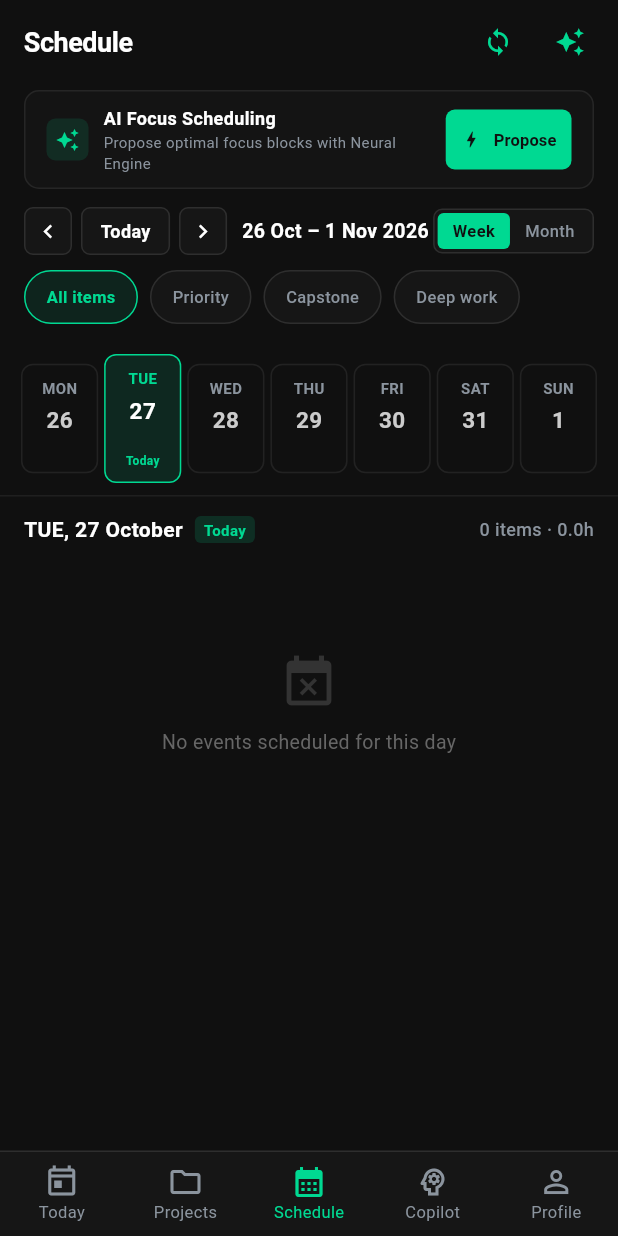
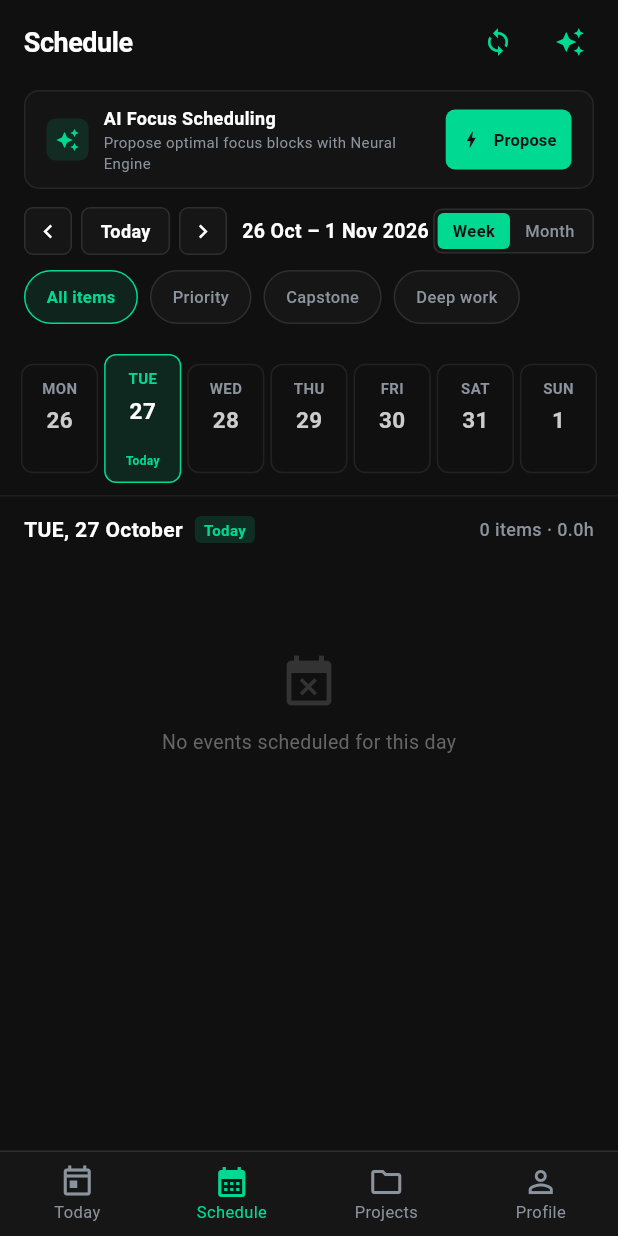
Before and after one commit to Capstone-GFA26SE116/Mobile, a Flutter app: the MainShellScreen screen opened directly, after a tap on "Weekly Schedule →", on a phone screen of 412 x 824 dp. Run offline on Flutter 3.47's test engine with Material 3 defaults, Android fonts, the phone set to English and light mode, and no system bars; our stand-ins replace dio, flutter_secure_storage, font_awesome_flutter, google_sign_in; accounts and stored records are empty; network calls fail.

```diff
--- a/lib/features/home/screens/main_shell_screen.dart
+++ b/lib/features/home/screens/main_shell_screen.dart
@@ -1,6 +1,5 @@
 import 'package:flutter/material.dart';
 import '../../../core/constants/app_colors.dart';
-import '../../copilot/screens/copilot_screen.dart';
 import '../../dashboard/screens/dashboard_screen.dart';
 import '../../profile/screens/profile_screen.dart';
 import '../../projects/screens/projects_screen.dart';
@@ -23,13 +22,12 @@ class _MainShellScreenState extends State<MainShellScreen> {
       DashboardScreen(
         onNavigateToSchedule: () {
           setState(() {
-            _currentIndex = 2;
+            _currentIndex = 1; // Navigates to Schedule tab
           });
         },
       ),
+      const ScheduleScreen(),
       const ProjectsScreen(),
-      const ScheduleScreen(),
-      const CopilotScreen(),
       const ProfileScreen(),
     ];
   }
@@ -76,19 +74,14 @@ class _MainShellScreenState extends State<MainShellScreen> {
               label: 'Today',
             ),
             BottomNavigationBarItem(
-              icon: Icon(Icons.folder_outlined),
-              activeIcon: Icon(Icons.folder),
-              label: 'Projects',
-            ),
-            BottomNavigationBarItem(
               icon: Icon(Icons.calendar_month_outlined),
               activeIcon: Icon(Icons.calendar_month),
               label: 'Schedule',
             ),
             BottomNavigationBarItem(
-              icon: Icon(Icons.psychology_outlined),
-              activeIcon: Icon(Icons.psychology),
-              label: 'Copilot',
+              icon: Icon(Icons.folder_outlined),
+              activeIcon: Icon(Icons.folder),
+              label: 'Projects',
             ),
             BottomNavigationBarItem(
               icon: Icon(Icons.person_outline),
```
